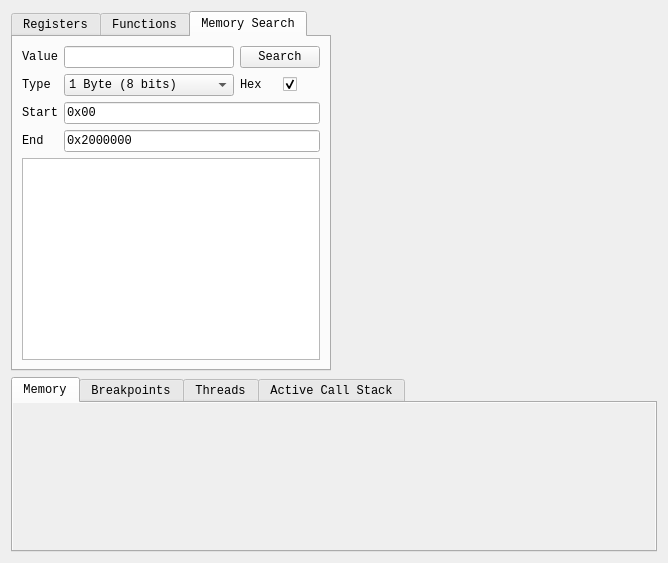
Qt form pcsx2-qt/Debugger/CpuWidget.ui (PCSX2/pcsx2) before a commit.
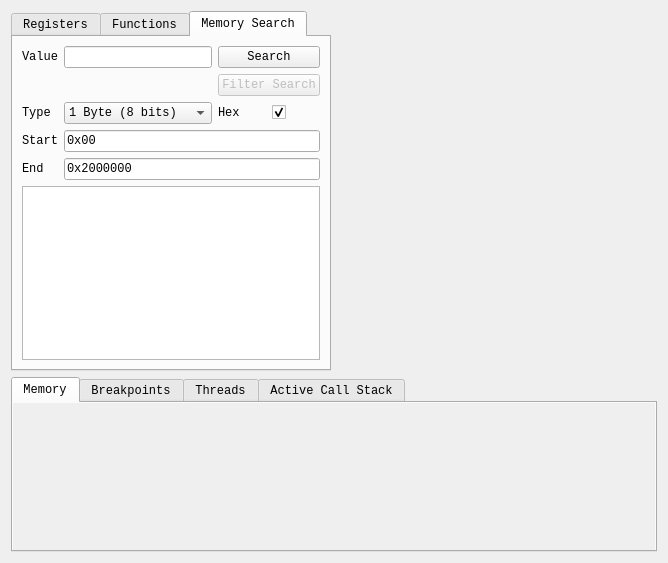
The same form after that commit. The open tabs and pages were chosen to show the change. Custom widgets are drawn as their Qt base class.

Commit message: Debugger: Implement subsequent/next scan for Mem Search (#10260)

The edit to the form file:
```diff
--- a/pcsx2-qt/Debugger/CpuWidget.ui
+++ b/pcsx2-qt/Debugger/CpuWidget.ui
@@ -183,14 +183,14 @@
           <layout class="QVBoxLayout" name="verticalLayout_3">
            <item>
             <layout class="QGridLayout" name="gridLayout_2">
-             <item row="5" column="0">
+             <item row="6" column="0">
               <widget class="QLabel" name="label_5">
                <property name="text">
                 <string>End</string>
                </property>
               </widget>
              </item>
-             <item row="4" column="1" colspan="3">
+             <item row="5" column="1" colspan="3">
               <widget class="QLineEdit" name="txtSearchStart">
                <property name="text">
                 <string notr="true">0x00</string>
@@ -207,28 +207,28 @@
              <item row="0" column="1">
               <widget class="QLineEdit" name="txtSearchValue"/>
              </item>
-             <item row="4" column="0">
+             <item row="5" column="0">
               <widget class="QLabel" name="label_4">
                <property name="text">
                 <string>Start</string>
                </property>
               </widget>
              </item>
-             <item row="5" column="1" colspan="3">
+             <item row="6" column="1" colspan="3">
               <widget class="QLineEdit" name="txtSearchEnd">
                <property name="text">
                 <string notr="true">0x2000000</string>
                </property>
               </widget>
              </item>
-             <item row="1" column="0">
+             <item row="2" column="0">
               <widget class="QLabel" name="label_2">
                <property name="text">
                 <string>Type</string>
                </property>
               </widget>
              </item>
-             <item row="1" column="1">
+             <item row="2" column="1">
               <widget class="QComboBox" name="cmbSearchType">
                <item>
                 <property name="text">
@@ -272,14 +272,14 @@
                </item>
               </widget>
              </item>
-             <item row="1" column="2">
+             <item row="2" column="2">
               <widget class="QLabel" name="label_3">
                <property name="text">
                 <string>Hex</string>
                </property>
               </widget>
              </item>
-             <item row="1" column="3">
+             <item row="2" column="3">
               <widget class="QCheckBox" name="chkSearchHex">
                <property name="text">
                 <string/>
@@ -296,6 +296,16 @@
                </property>
               </widget>
              </item>
+             <item row="1" column="2" colspan="2">
+              <widget class="QPushButton" name="btnFilterSearch">
+               <property name="enabled">
+                <bool>false</bool>
+               </property>
+               <property name="text">
+                <string>Filter Search</string>
+               </property>
+              </widget>
+             </item>
             </layout>
            </item>
            <item>
```
The commit also changes 2 other files.
